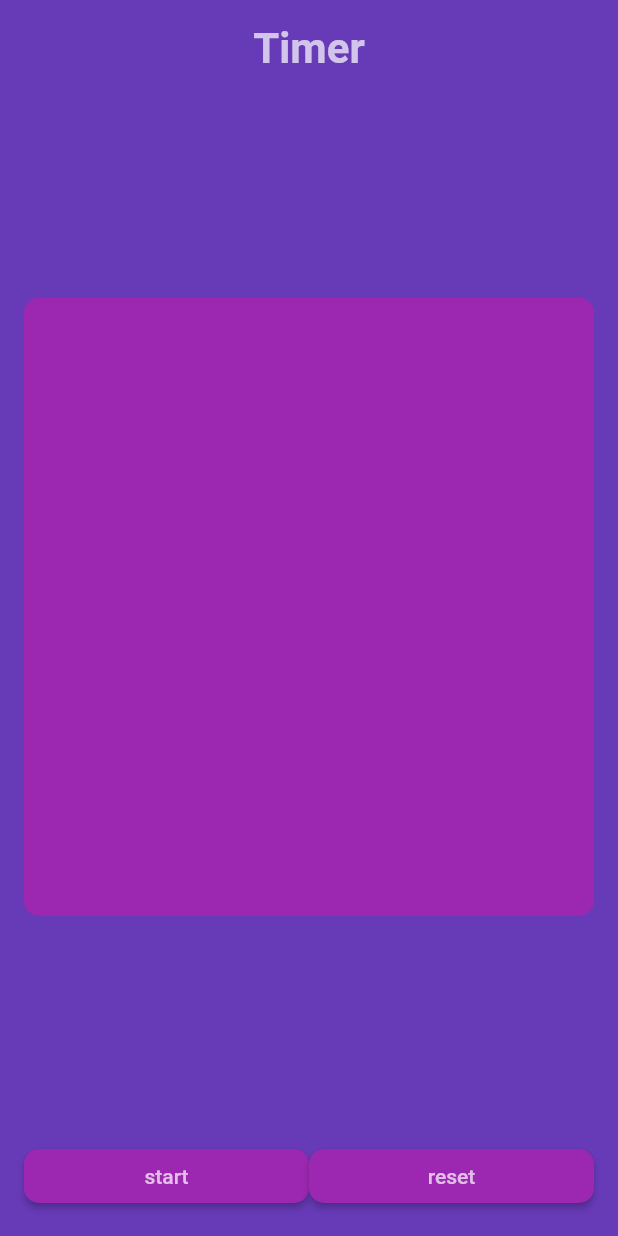
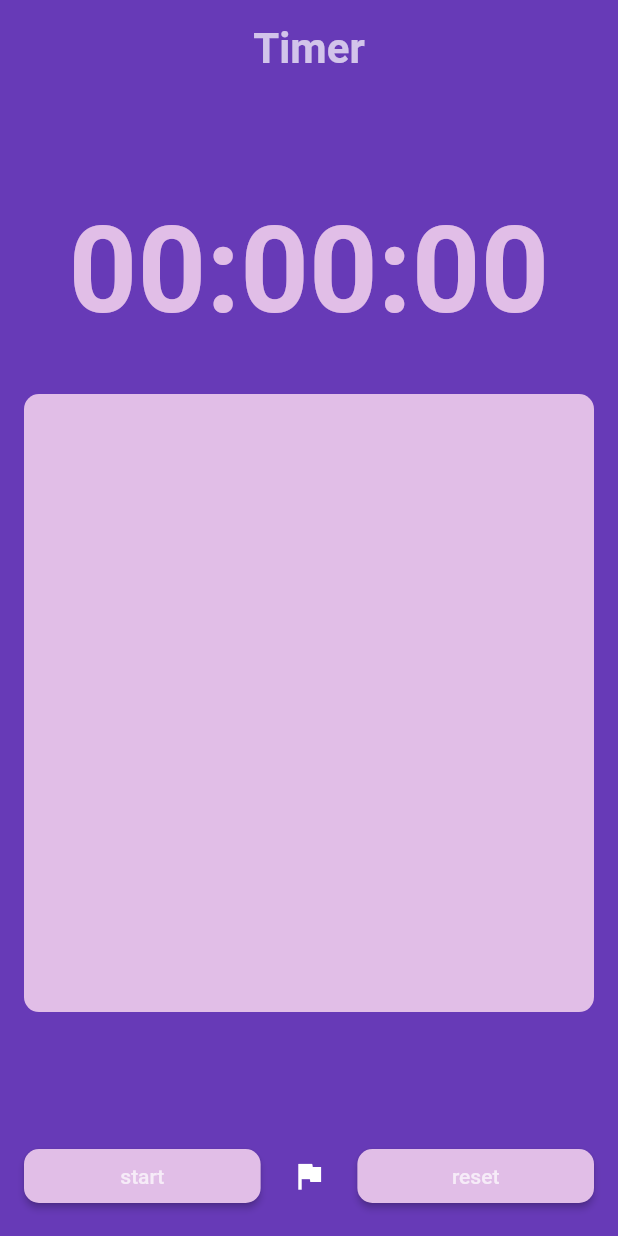
Before and after one commit to denosg/timer_siemens, a Flutter app: the screen it shows after launch, on a phone screen of 412 x 824 dp. Run offline on Flutter 3.47's test engine with Material 2 defaults, Android fonts, the phone set to English and light mode, and no system bars.

Commit message:
made UI for app

```diff
--- a/lib/screens/home_screen.dart
+++ b/lib/screens/home_screen.dart
@@ -31,7 +31,17 @@ class HomeScreen extends StatelessWidget {
                   ),
                 ),
               ),
-              const SizedBox(height: 20),
+              SizedBox(height: height * 0.02),
+              // Timer
+              Center(
+                  child: Text(
+                "00:00:00",
+                style: TextStyle(
+                  color: colors.tertiary,
+                  fontSize: 80,
+                  fontWeight: FontWeight.w600,
+                ),
+              )),
               // TODO: write doc here ->
               Container(
                 // half the size of the screen
@@ -42,7 +52,7 @@ class HomeScreen extends StatelessWidget {
                 ),
               ),
               // buttons area for using the timer ->
-              const SizedBox(height: 20),
+              SizedBox(height: height * 0.02),
               Row(
                 mainAxisAlignment: MainAxisAlignment.spaceAround,
                 children: [
@@ -52,6 +62,15 @@ class HomeScreen extends StatelessWidget {
                     // TODO: add functionality here ->
                     callBackFunc: () {},
                   ),
+                  // lap button ->
+                  SizedBox(width: width * 0.02),
+                  IconButton(
+                    // TODO: add functionality here ->
+                    onPressed: () {},
+                    color: Colors.white,
+                    icon: const Icon(Icons.flag),
+                  ),
+                  SizedBox(width: width * 0.02),
                   // reset button ->
                   LogicButton(
                     text: "reset",
--- a/lib/themes/theme.dart
+++ b/lib/themes/theme.dart
@@ -5,10 +5,10 @@ class AppTheme {
   static ThemeData lightTheme = ThemeData(
     brightness: Brightness.light,
     primarySwatch: Colors.deepPurple,
-    colorScheme: const ColorScheme.light(
+    colorScheme: ColorScheme.light(
       primary: Colors.deepPurple,
       secondary: Colors.white70,
-      tertiary: Colors.purple,
+      tertiary: Colors.purple[100],
     ),
     pageTransitionsTheme: const PageTransitionsTheme(
       builders: {
@@ -20,10 +20,10 @@ class AppTheme {
   // dark theme
   static ThemeData darkTheme = ThemeData(
     brightness: Brightness.dark,
-    colorScheme: const ColorScheme.dark(
+    colorScheme: ColorScheme.dark(
       primary: Colors.deepOrange,
       secondary: Colors.black54,
-      tertiary: Colors.orange,
+      tertiary: Colors.orange[100],
     ),
     pageTransitionsTheme: const PageTransitionsTheme(
       builders: {
```
